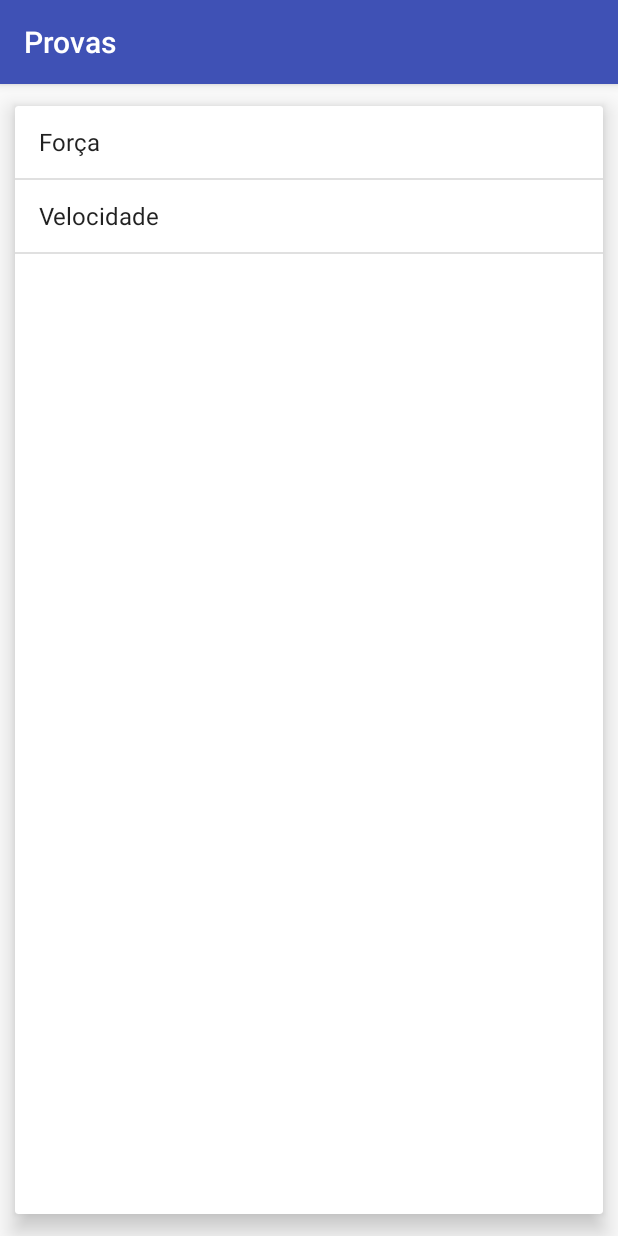
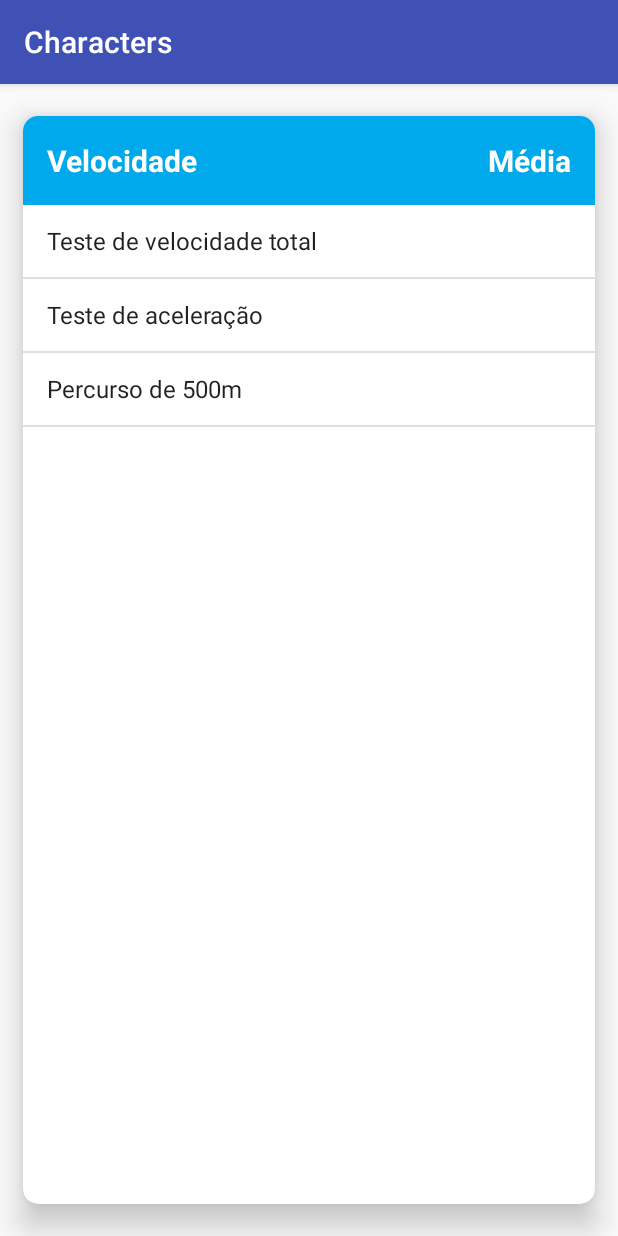
Before and after one commit to richardnikolas/Agenda-AndroidStudio, an Android app: the ProvasActivity screen opened directly, with no data from a screen before it, after a tap on "Velocidade", on a phone screen of 412 x 824 dp. Run offline under Robolectric (Android 15) with nearby library versions, the phone set to English and light mode, and no system bars.

Commit message:
New page - Detalhes do Teste

```diff
--- a/app/build.gradle
+++ b/app/build.gradle
@@ -26,6 +26,6 @@
     })
     compile 'com.android.support:appcompat-v7:25.3.1'
     compile 'com.android.support.constraint:constraint-layout:1.0.2'
+    compile 'com.android.support:cardview-v7:25.3.1'
     testCompile 'junit:junit:4.12'
-    compile 'com.android.support:cardview-v7:25.3.1'
 }
--- a/app/src/main/AndroidManifest.xml
+++ b/app/src/main/AndroidManifest.xml
@@ -20,9 +20,11 @@
         </activity>
         <activity
             android:name=".FormularioActivity"
-            android:label="Formulario"></activity>
-        <activity android:name=".ProvasActivity"
-            android:label="Provas"></activity>
+            android:label="Formulario" />
+        <activity
+            android:name=".ProvasActivity"
+            android:label="Provas" />
+        <activity android:name=".DetalhesProvaActivity"></activity>
     </application>
 
 </manifest>
--- /dev/null
+++ b/app/src/main/java/br/com/alura/agenda/DetalhesProvaActivity.java
@@ -0,0 +1,32 @@
+package br.com.alura.agenda;
+
+import android.content.Intent;
+import android.support.v7.app.AppCompatActivity;
+import android.os.Bundle;
+import android.widget.ArrayAdapter;
+import android.widget.ListView;
+import android.widget.TextView;
+
+import br.com.alura.agenda.modelo.Prova;
+
+public class DetalhesProvaActivity extends AppCompatActivity {
+
+    @Override
+    protected void onCreate(Bundle savedInstanceState) {
+        super.onCreate(savedInstanceState);
+        setContentView(R.layout.activity_detalhes_prova);
+
+        Intent intent = getIntent();
+        Prova prova = (Prova) intent.getSerializableExtra("prova");
+
+        TextView teste = (TextView) findViewById(R.id.detalhes_prova_teste);
+        TextView dific = (TextView) findViewById(R.id.detalhes_prova_dific);
+        ListView listaTopicos = (ListView) findViewById(R.id.detalhes_prova_topicos);
+
+        teste.setText(prova.getTipo());
+        dific.setText(prova.getNivel());
+
+        ArrayAdapter<String> adapter = new ArrayAdapter<String>(this, android.R.layout.simple_list_item_1, prova.getTopicos());
+        listaTopicos.setAdapter(adapter);
+    }
+}
--- a/app/src/main/java/br/com/alura/agenda/ProvasActivity.java
+++ b/app/src/main/java/br/com/alura/agenda/ProvasActivity.java
@@ -1,5 +1,6 @@
 package br.com.alura.agenda;
 
+import android.content.Intent;
 import android.support.v7.app.AppCompatActivity;
 import android.os.Bundle;
 import android.view.View;
@@ -38,6 +39,9 @@
             public void onItemClick(AdapterView<?> parent, View view, int position, long id) {
                 Prova prova = (Prova) parent.getItemAtPosition(position);
                 Toast.makeText(ProvasActivity.this, "Clicou na prova de " + prova, Toast.LENGTH_SHORT).show();
+                Intent vaiParaDetalhes = new Intent(ProvasActivity.this, DetalhesProvaActivity.class);
+                vaiParaDetalhes.putExtra("prova", prova);
+                startActivity(vaiParaDetalhes);
             }
         });
 
--- a/app/src/main/java/br/com/alura/agenda/modelo/Prova.java
+++ b/app/src/main/java/br/com/alura/agenda/modelo/Prova.java
@@ -1,8 +1,9 @@
 package br.com.alura.agenda.modelo;
 
+import java.io.Serializable;
 import java.util.List;
 
-public class Prova {
+public class Prova implements Serializable{
     private String tipo;
     private String nivel;
     private List<String> topicos;
--- /dev/null
+++ b/app/src/main/res/layout/activity_detalhes_prova.xml
@@ -0,0 +1,50 @@
+<?xml version="1.0" encoding="utf-8"?>
+<android.support.v7.widget.CardView xmlns:android="http://schemas.android.com/apk/res/android"
+    android:layout_height="match_parent"
+    android:layout_width="match_parent"
+    xmlns:app="http://schemas.android.com/apk/res-auto"
+    app:cardCornerRadius="10dp"
+    app:cardElevation="12dp"
+    app:cardUseCompatPadding="true">
+
+    <LinearLayout
+        android:layout_width="match_parent"
+        android:layout_height="match_parent"
+        android:orientation="vertical">
+
+        <RelativeLayout
+            android:layout_width="match_parent"
+            android:layout_height="wrap_content"
+            android:background="#00A8EC">
+
+            <TextView
+                android:id="@+id/detalhes_prova_teste"
+                android:layout_width="wrap_content"
+                android:layout_height="wrap_content"
+                android:text="Teste"
+                android:textSize="20sp"
+                android:layout_margin="16dp"
+                android:textColor="#FFF"
+                android:textStyle="bold"/>
+
+            <TextView
+                android:id="@+id/detalhes_prova_dific"
+                android:layout_width="wrap_content"
+                android:layout_height="wrap_content"
+                android:text="Dificuldade"
+                android:textSize="20sp"
+                android:layout_margin="16dp"
+                android:textColor="#FFF"
+                android:textStyle="bold"
+                android:layout_alignParentRight="true"/>
+
+        </RelativeLayout>
+
+        <ListView
+            android:id="@+id/detalhes_prova_topicos"
+            android:layout_width="match_parent"
+            android:layout_height="match_parent"/>
+
+    </LinearLayout>
+
+</android.support.v7.widget.CardView>
```
